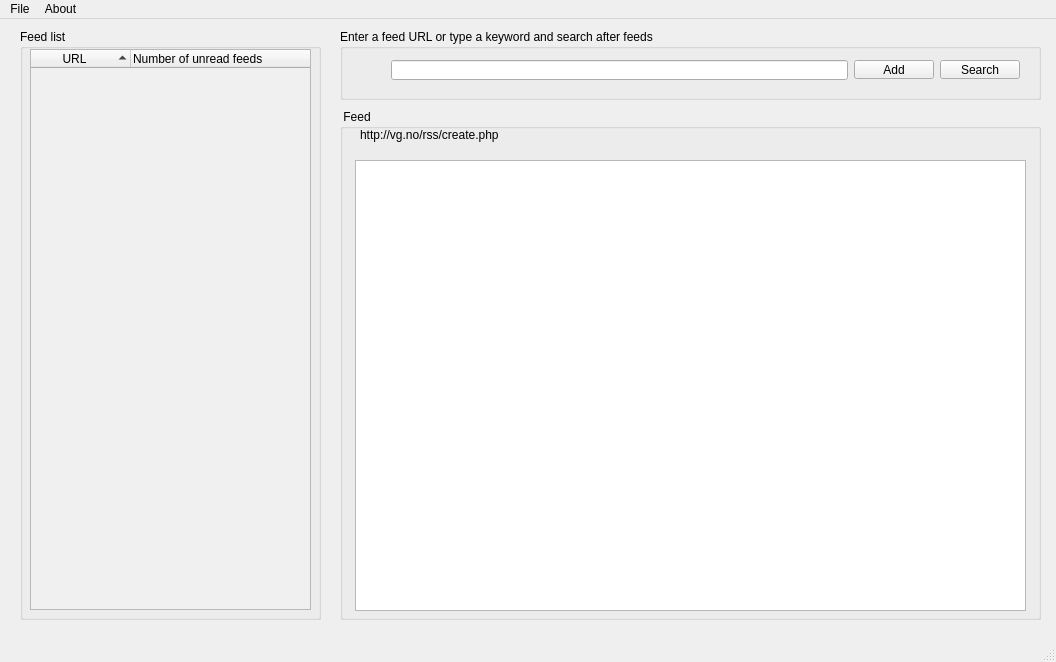
Above: mainwindow.ui from henriwi/rssreader before the change. Below: the same form after it.
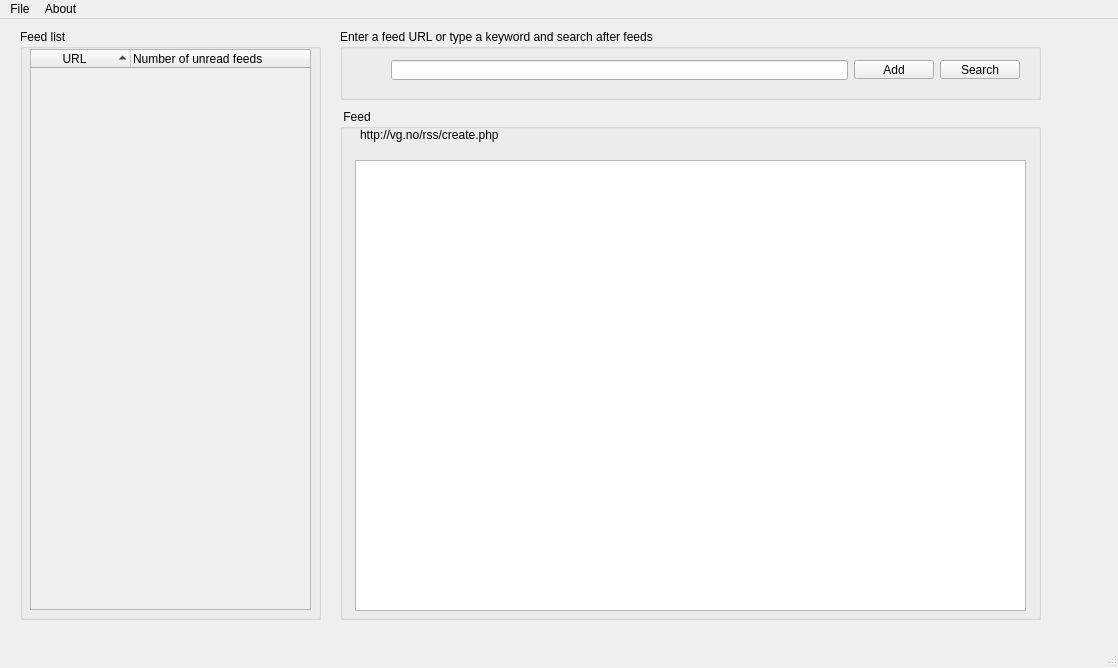
That is the form after the change.

Commit message: Litt småting i UI

What changed in the file:
```diff
--- a/mainwindow.ui
+++ b/mainwindow.ui
@@ -6,8 +6,8 @@
    <rect>
     <x>0</x>
     <y>0</y>
-    <width>1056</width>
-    <height>662</height>
+    <width>1118</width>
+    <height>668</height>
    </rect>
   </property>
   <property name="windowTitle">
@@ -242,7 +242,7 @@
     <rect>
      <x>0</x>
      <y>0</y>
-     <width>1056</width>
+     <width>1118</width>
      <height>21</height>
     </rect>
    </property>
```
Left out of the diff: 5 changed lines with no effect on the pictures.
